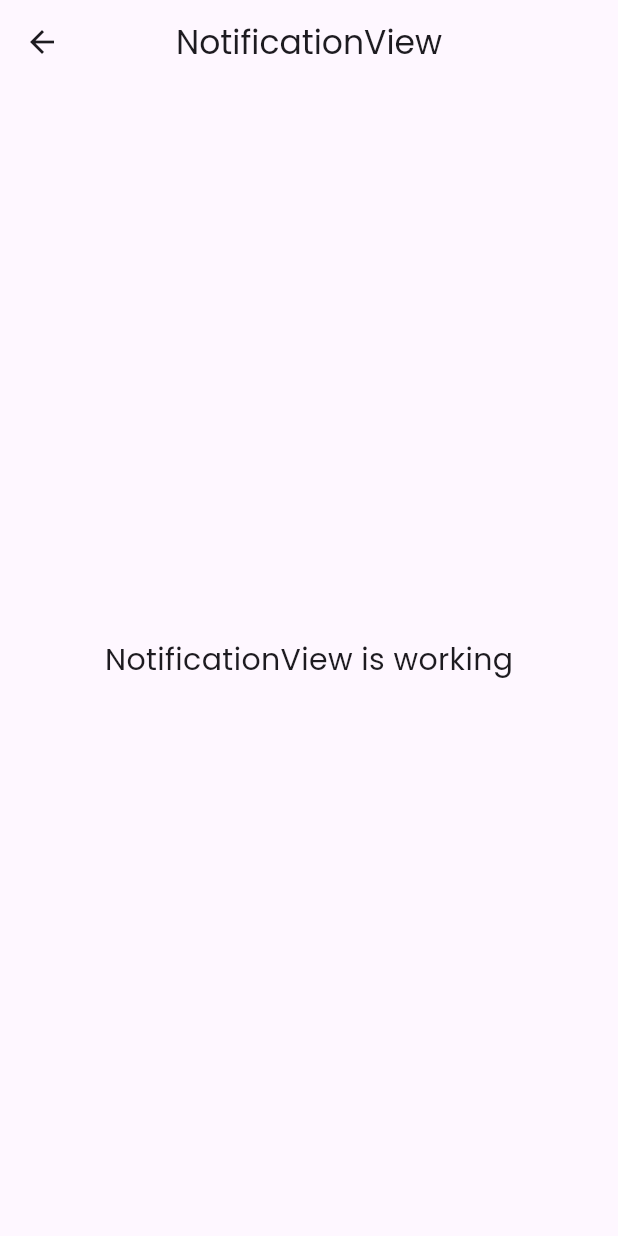
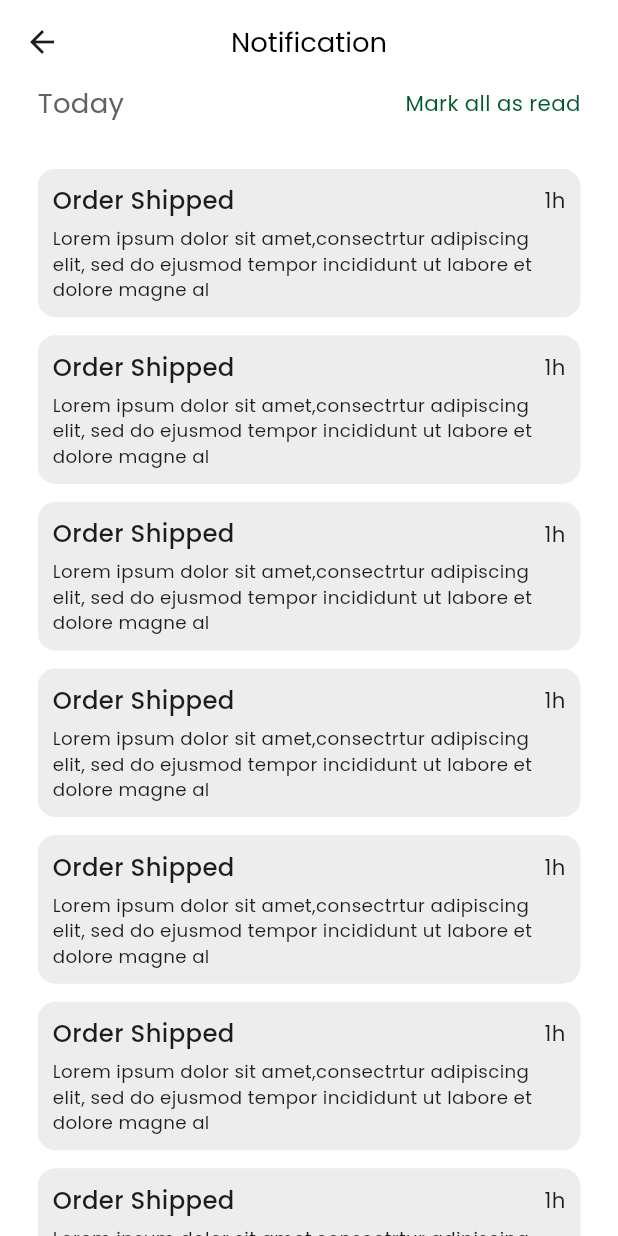
Before and after one commit to MTS-Services/Al-khalifa_food_delivery_app, a Flutter app: the NotificationView screen opened by its route, on a phone screen of 412 x 824 dp. Run offline on Flutter 3.47's test engine with Material 3 defaults, Android fonts, the phone set to English and light mode, and no system bars; our stand-ins replace flutter_screenutil, get.

Commit message:
notification screen done

```diff
--- a/lib/app/data/app_colors.dart
+++ b/lib/app/data/app_colors.dart
@@ -3,4 +3,5 @@ import 'dart:ui';
 class AppColors{
   static const Color primaryColor = Color(0xff00592E);
   static const Color primaryTextColor = Color(0xff626262);
+  static const Color notiContainerColor = Color(0xffEDEDED);
 }
--- a/lib/app/data/image_path.dart
+++ b/lib/app/data/image_path.dart
@@ -4,5 +4,8 @@ class ImagePath{
   static const String splashIcon ='$baseUrl/splashIcon.png';
   static const String onboarding1 ='$baseUrl/onboarding1.png';
   static const String onboarding2 ='$baseUrl/onboarding2.png';
+  static const String starIcon ='$baseUrl/starIcon.png';
+  static const String rightIcon ='$baseUrl/rightIcon.png';
+  static const String carIcon ='$baseUrl/carIcon.png';
 
 }
--- a/lib/app/data/theme.dart
+++ b/lib/app/data/theme.dart
@@ -1,5 +1,12 @@
 import 'package:flutter/material.dart';
 
 ThemeData themeData() {
-  return ThemeData(fontFamily: 'Poppins');
+  return ThemeData(
+    fontFamily: 'Poppins',
+    scaffoldBackgroundColor: Colors.white,
+    appBarTheme: AppBarTheme(
+      backgroundColor: Colors.white,
+      scrolledUnderElevation: 0,
+    ),
+  );
 }
--- a/lib/app/modules/notification/views/notification_view.dart
+++ b/lib/app/modules/notification/views/notification_view.dart
@@ -1,4 +1,9 @@
+import 'package:al_khalifa/app/data/app_colors.dart';
+import 'package:al_khalifa/app/data/app_text_styles.dart';
+import 'package:al_khalifa/app/data/image_path.dart';
+import 'package:al_khalifa/app/widgets/notification_container.dart';
 import 'package:flutter/material.dart';
+import 'package:flutter_screenutil/flutter_screenutil.dart';
 
 import 'package:get/get.dart';
 
@@ -10,13 +15,50 @@ class NotificationView extends GetView<NotificationController> {
   Widget build(BuildContext context) {
     return Scaffold(
       appBar: AppBar(
-        title: const Text('NotificationView'),
+        title: Text(
+          'Notification',
+          style: AppTextStyles.regular18.apply(color: Colors.black),
+        ),
         centerTitle: true,
       ),
-      body: const Center(
-        child: Text(
-          'NotificationView is working',
-          style: TextStyle(fontSize: 20),
+      body: Padding(
+        padding: const EdgeInsets.symmetric(horizontal: 25),
+        child: Column(
+          children: [
+            Row(
+              mainAxisAlignment: MainAxisAlignment.spaceBetween,
+              children: [
+                Text(
+                  'Today',
+                  style: AppTextStyles.regular18.apply(
+                    color: AppColors.primaryTextColor,
+                  ),
+                ),
+                Text(
+                  'Mark all as read',
+                  style: AppTextStyles.regular14.apply(
+                    color: AppColors.primaryColor,
+                  ),
+                ),
+              ],
+            ),
+            SizedBox(height: 30.h),
+            Expanded(
+              child: ListView.builder(
+                itemCount: 45,
+                itemBuilder: (context, index) => Padding(
+                  padding: const EdgeInsets.only(bottom: 12.0),
+                  child: NotificationContainer(
+                    iconImage: ImagePath.carIcon,
+                    time: '1h',
+                    notiTitle: 'Order Shipped',
+                    notiSubTitle:
+                        'Lorem ipsum dolor sit amet,consectrtur adipiscing elit, sed do ejusmod tempor incididunt ut labore et dolore magne al',
+                  ),
+                ),
+              ),
+            ),
+          ],
         ),
       ),
     );
--- a/lib/app/modules/onbording2/views/onbording2_view.dart
+++ b/lib/app/modules/onbording2/views/onbording2_view.dart
@@ -48,7 +48,7 @@ class Onbording2View extends GetView<Onbording2Controller> {
                 ),
                 CustomElevatedButton(
                   onPressed: () {
-                    Get.toNamed(Routes.LOGIN);
+                    Get.offAllNamed(Routes.LOGIN);
                   },
                   text: 'Next',
                 ),
--- a/lib/app/routes/app_pages.dart
+++ b/lib/app/routes/app_pages.dart
@@ -47,86 +47,120 @@ class AppPages {
       name: _Paths.HOME,
       page: () => const HomeView(),
       binding: HomeBinding(),
+      transition: Transition.rightToLeft, // 👈 animation defined here
+      transitionDuration: const Duration(milliseconds: 400),
     ),
     GetPage(
       name: _Paths.SPLASH,
       page: () => const SplashView(),
       binding: SplashBinding(),
+      transition: Transition.rightToLeft, // 👈 animation defined here
+      transitionDuration: const Duration(milliseconds: 400),
     ),
     GetPage(
       name: _Paths.ONBORDING1,
       page: () => const Onbording1View(),
       binding: Onbording1Binding(),
+      transition: Transition.rightToLeft, // 👈 animation defined here
+      transitionDuration: const Duration(milliseconds: 400),
     ),
     GetPage(
       name: _Paths.ONBORDING2,
       page: () => const Onbording2View(),
       binding: Onbording2Binding(),
+      transition: Transition.rightToLeft, // 👈 animation defined here
+      transitionDuration: const Duration(milliseconds: 400),
     ),
     GetPage(
       name: _Paths.LOGIN,
       page: () => const LoginView(),
       binding: LoginBinding(),
+      transition: Transition.rightToLeft, // 👈 animation defined here
+      transitionDuration: const Duration(milliseconds: 400),
     ),
     GetPage(
       name: _Paths.EMAIL_VERIFICATION,
       page: () => const EmailVerificationView(),
       binding: EmailVerificationBinding(),
+      transition: Transition.rightToLeft, // 👈 animation defined here
+      transitionDuration: const Duration(milliseconds: 400),
     ),
     GetPage(
       name: _Paths.OTP,
       page: () => const OtpView(),
       binding: OtpBinding(),
+      transition: Transition.rightToLeft, // 👈 animation defined here
+      transitionDuration: const Duration(milliseconds: 400),
     ),
     GetPage(
       name: _Paths.RESET_PASSWORD,
       page: () => const ResetPasswordView(),
       binding: ResetPasswordBinding(),
+      transition: Transition.rightToLeft, // 👈 animation defined here
+      transitionDuration: const Duration(milliseconds: 400),
     ),
     GetPage(
       name: _Paths.BIRIYANI,
       page: () => const BiriyaniView(),
       binding: BiriyaniBinding(),
+      transition: Transition.rightToLeft, // 👈 animation defined here
+      transitionDuration: const Duration(milliseconds: 400),
     ),
     GetPage(
       name: _Paths.PRODUCT_DETAILS,
       page: () => const ProductDetailsView(),
       binding: ProductDetailsBinding(),
+      transition: Transition.rightToLeft, // 👈 animation defined here
+      transitionDuration: const Duration(milliseconds: 400),
     ),
     GetPage(
       name: _Paths.SEARCH_BAR,
       page: () => const SearchBarView(),
       binding: SearchBarBinding(),
+      transition: Transition.rightToLeft, // 👈 animation defined here
+      transitionDuration: const Duration(milliseconds: 400),
     ),
     GetPage(
       name: _Paths.NOTIFICATION,
       page: () => const NotificationView(),
       binding: NotificationBinding(),
+      transition: Transition.rightToLeft, // 👈 animation defined here
+      transitionDuration: const Duration(milliseconds: 400),
     ),
     GetPage(
       name: _Paths.CART,
       page: () => const CartView(),
       binding: CartBinding(),
+      transition: Transition.rightToLeft, // 👈 animation defined here
+      transitionDuration: const Duration(milliseconds: 400),
     ),
     GetPage(
       name: _Paths.CHECKOUT,
       page: () => const CheckoutView(),
       binding: CheckoutBinding(),
+      transition: Transition.rightToLeft, // 👈 animation defined here
+      transitionDuration: const Duration(milliseconds: 400),
     ),
     GetPage(
       name: _Paths.ORDER,
       page: () => const OrderView(),
       binding: OrderBinding(),
+      transition: Transition.rightToLeft, // 👈 animation defined here
+      transitionDuration: const Duration(milliseconds: 400),
     ),
     GetPage(
       name: _Paths.PROFILE,
       page: () => const ProfileView(),
       binding: ProfileBinding(),
+      transition: Transition.rightToLeft, // 👈 animation defined here
+      transitionDuration: const Duration(milliseconds: 400),
     ),
     GetPage(
       name: _Paths.CURENT_LOCATION,
       page: () => const CurentLocationView(),
       binding: CurentLocationBinding(),
+      transition: Transition.rightToLeft, // 👈 animation defined here
+      transitionDuration: const Duration(milliseconds: 400),
     ),
   ];
 }
--- /dev/null
+++ b/lib/app/widgets/notification_container.dart
@@ -0,0 +1,58 @@
+import 'package:al_khalifa/app/data/app_colors.dart';
+import 'package:al_khalifa/app/data/app_text_styles.dart';
+import 'package:flutter/material.dart';
+import 'package:flutter_screenutil/flutter_screenutil.dart';
+
+class NotificationContainer extends StatelessWidget {
+  const NotificationContainer({
+    super.key,
+    required this.iconImage,
+    required this.notiTitle,
+    required this.notiSubTitle,
+    required this.time,
+  });
+  final String iconImage;
+  final String notiTitle;
+  final String notiSubTitle;
+  final String time;
+
+  @override
+  Widget build(BuildContext context) {
+    return Container(
+      decoration: BoxDecoration(),
+      child: Row(
+        children: [
+          // CircleAvatar(
+          //   backgroundColor: AppColors.notiContainerColor,
+          //   radius: 30.r,
+          //   child: Image.asset(iconImage, height: 32.h, width: 40.w),
+          // ),
+          // SizedBox(width: 20.w),
+          Expanded(
+            child: Container(
+              padding: EdgeInsets.all(10),
+              decoration: BoxDecoration(
+                color: AppColors.notiContainerColor,
+                borderRadius: BorderRadius.circular(12),
+              ),
+              child: Column(
+                spacing: 5.h,
+                crossAxisAlignment: CrossAxisAlignment.start,
+                children: [
+                  Row(
+                    mainAxisAlignment: MainAxisAlignment.spaceBetween,
+                    children: [
+                      Text(notiTitle, style: AppTextStyles.medium16),
+                      Text(time, style: AppTextStyles.regular14),
+                    ],
+                  ),
+                  Text(notiSubTitle, style: AppTextStyles.regular12),
+                ],
+              ),
+            ),
+          ),
+        ],
+      ),
+    );
+  }
+}
```
Also changed, not shown: assets/images/carIcon.png (added), assets/images/rightIcon.png (added), assets/images/starIcon.png (added).
